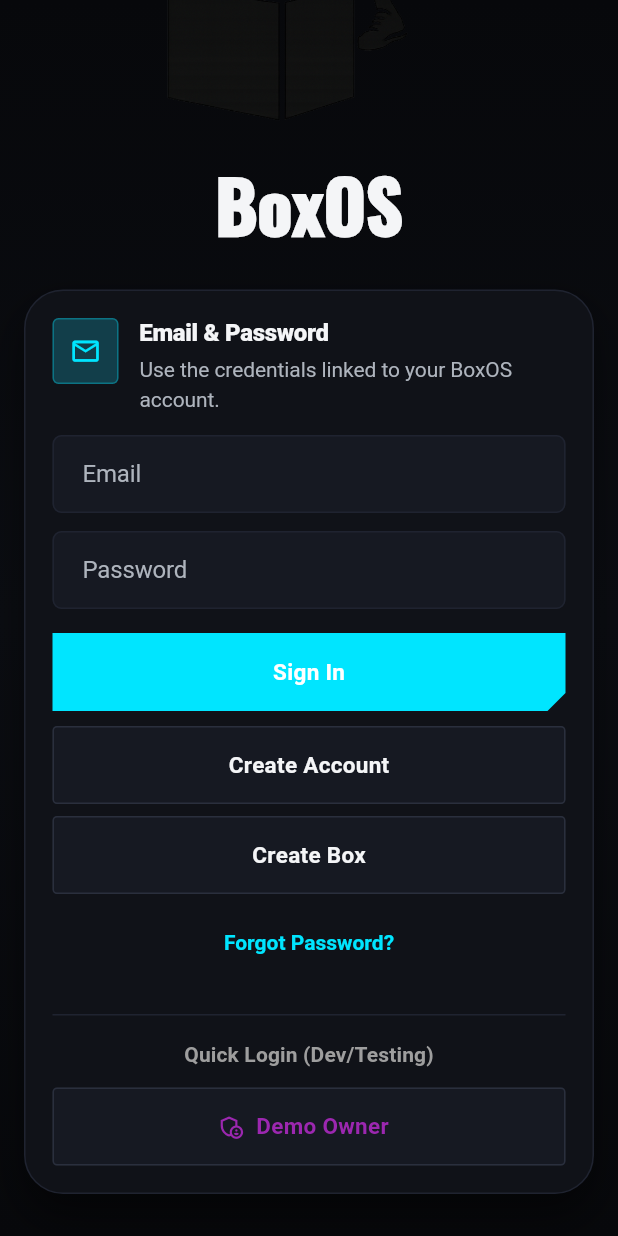
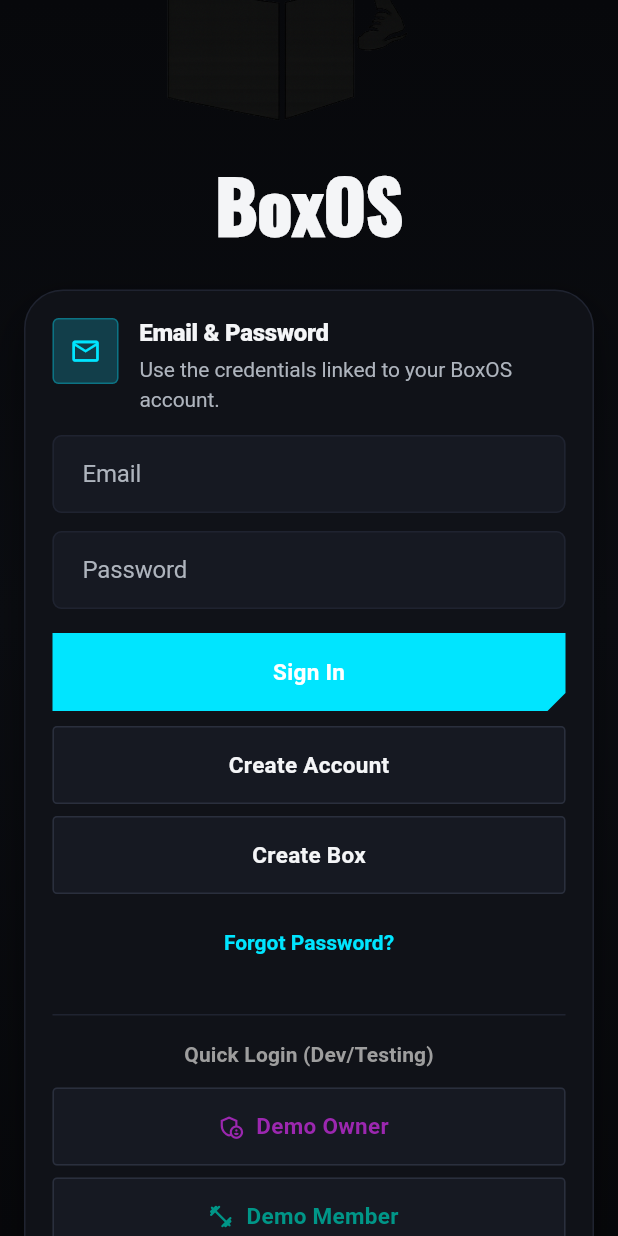
Before and after one commit to simisimon/BoxOS, a Flutter app: the screen it shows after launch, scrolled down 277 dp, on a phone screen of 412 x 824 dp. Run offline on Flutter 3.47's test engine with Material 3 defaults, Android fonts, the phone set to English and light mode, and no system bars; our stand-ins replace csv, dio, flutter_riverpod, flutter_secure_storage, go_router, google_fonts and 2 more; missing offline and left inert: dart:js_interop; accounts and stored records are empty.

Commit message:
Add a Demo Member quick login
Signs in as the seeded demo athlete (demo@boxos.app), who is a member of
the demo box after seed_demo, to test member-side features such as
setting up a Stripe payment.

Co-Authored-By: Claude Opus 5.5 <noreply@anthropic.com>
Claude-Session: https://claude.ai/code/session_015rAYKHuxa4QviijFmhRcw3

```diff
--- a/app/lib/features/auth/presentation/screens/login_screen.dart
+++ b/app/lib/features/auth/presentation/screens/login_screen.dart
@@ -145,6 +145,19 @@ class _LoginScreenState extends ConsumerState<LoginScreen> {
                 foregroundColor: Colors.purple,
               ),
             ),
+            const SizedBox(height: 8),
+            // Seeded by backend/db.py (seed_default_users) and joined to the
+            // demo box by `python -m backend.seed_demo`.
+            OutlinedButton.icon(
+              onPressed: isLoading
+                  ? null
+                  : () => _quickLogin('demo@boxos.app', 'BoxOS123!'),
+              icon: const Icon(Icons.fitness_center_rounded, size: 18),
+              label: const Text('Demo Member'),
+              style: OutlinedButton.styleFrom(
+                foregroundColor: Colors.teal,
+              ),
+            ),
           ],
         ),
       ),
```
